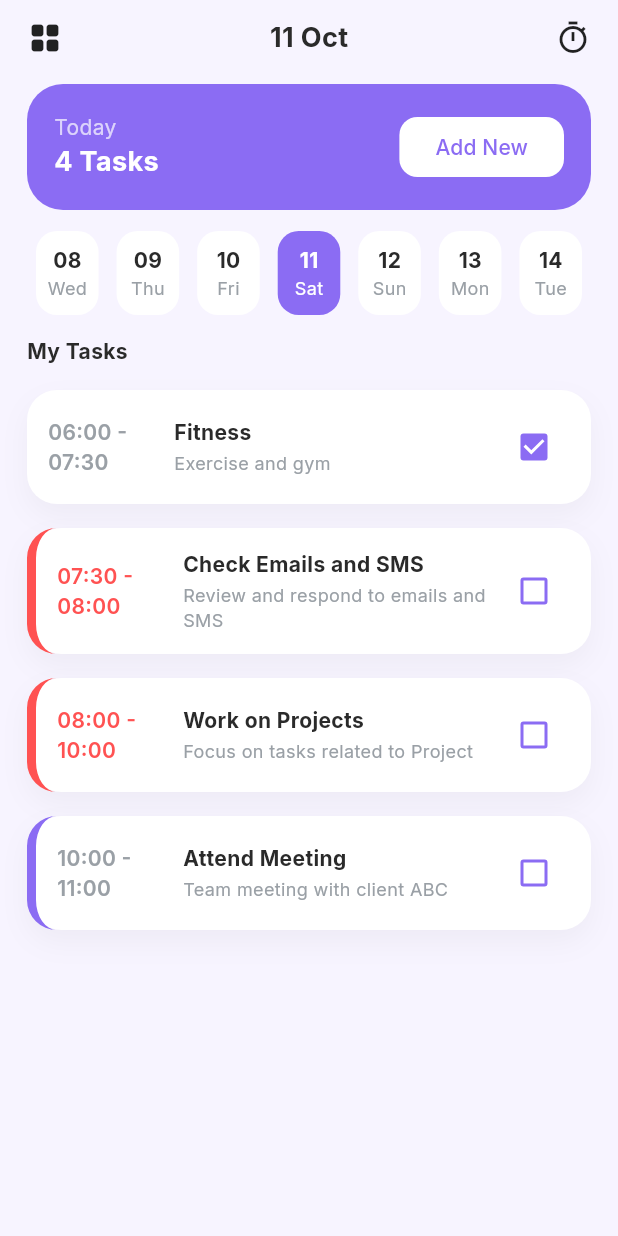
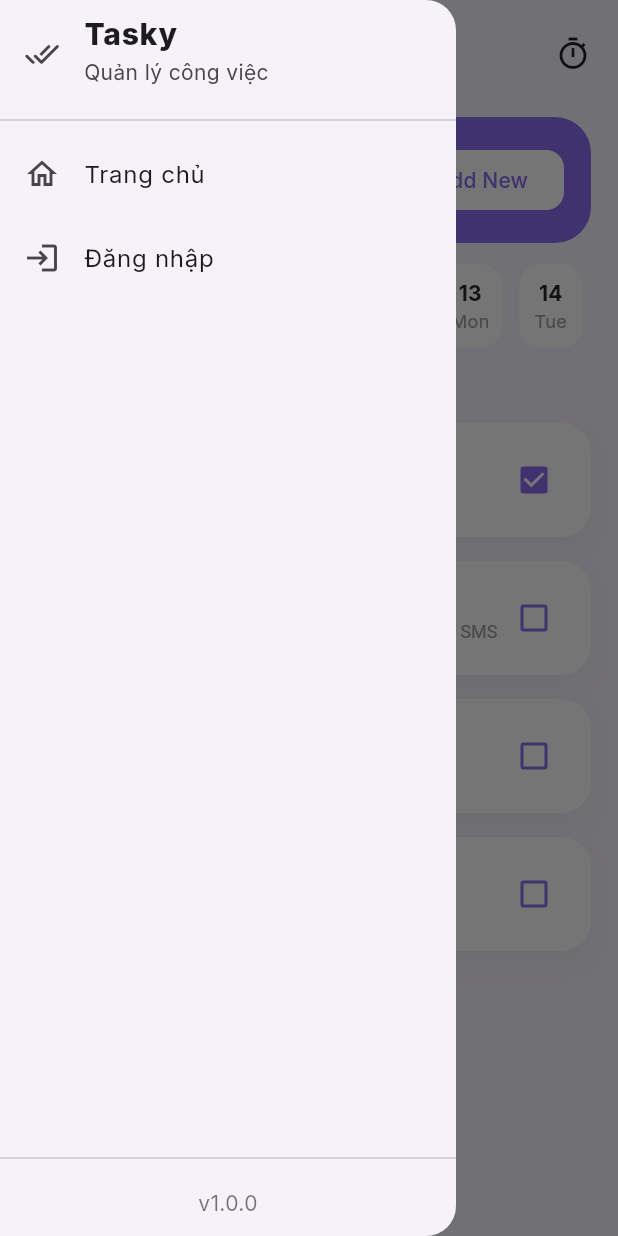
Before and after one commit to Vanmai247/note_flutter, a Flutter app: the screen it shows after launch, with the side drawer open (before the commit the screen has no drawer), on a phone screen of 412 x 824 dp. Run offline on Flutter 3.47's test engine with Material 3 defaults, Android fonts, the phone set to English and light mode, and no system bars; our stand-ins replace google_fonts, table_calendar.

Commit message:
them page dang nhap, dang ky, quen mk, them sidebar ben trai, sua loi tao task trong ngay

```diff
--- a/lib/main.dart
+++ b/lib/main.dart
@@ -3,6 +3,9 @@ import 'package:provider/provider.dart';
 import 'theme.dart';
 import 'providers/task_provider.dart';
 import 'screens/home_screen.dart';
+import 'screens/login_screen.dart';
+import 'screens/register_screen.dart';
+import 'screens/forgot_password_screen.dart';
 
 void main() {
   runApp(const TaskyApp());
@@ -19,7 +22,14 @@ class TaskyApp extends StatelessWidget {
         debugShowCheckedModeBanner: false,
         title: 'Tasky',
         theme: buildTheme(),
-        home: const HomeScreen(),
+        initialRoute: '/',
+        routes: {
+          '/': (_) => const HomeScreen(),
+          '/login': (_) => const LoginScreen(),
+          '/register': (_) => const RegisterScreen(),
+          '/forgot': (_) => const ForgotPasswordScreen(),
+        },
+        onUnknownRoute: (_) => MaterialPageRoute(builder: (_) => const HomeScreen()),
       ),
     );
   }
--- a/lib/providers/task_provider.dart
+++ b/lib/providers/task_provider.dart
@@ -5,12 +5,13 @@ import '../models/activity.dart';
 class TaskProvider extends ChangeNotifier {
   DateTime selectedDay = DateTime.now();
 
+  // Danh sách activity (taskCount ở đây chỉ là số mặc định – không dùng để hiển thị)
   final activities = <Activity>[
-    const Activity(id: 'idea',  name: 'Idea',  icon: Icons.lightbulb_outline, taskCount: 12),
-    const Activity(id: 'food',  name: 'Food',  icon: Icons.restaurant_outlined, taskCount: 9),
-    const Activity(id: 'work',  name: 'Work',  icon: Icons.assignment_outlined, taskCount: 14),
-    const Activity(id: 'sport', name: 'Sport', icon: Icons.fitness_center, taskCount: 5),
-    const Activity(id: 'music', name: 'Music', icon: Icons.music_note_outlined, taskCount: 4),
+    const Activity(id: 'idea',  name: 'Idea',  icon: Icons.lightbulb_outline, taskCount: 0),
+    const Activity(id: 'food',  name: 'Food',  icon: Icons.restaurant_outlined, taskCount: 0),
+    const Activity(id: 'work',  name: 'Work',  icon: Icons.assignment_outlined, taskCount: 0),
+    const Activity(id: 'sport', name: 'Sport', icon: Icons.fitness_center, taskCount: 0),
+    const Activity(id: 'music', name: 'Music', icon: Icons.music_note_outlined, taskCount: 0),
   ];
 
   final List<Task> _tasks = [
@@ -53,14 +54,34 @@ class TaskProvider extends ChangeNotifier {
     ),
   ];
 
-  // ----------- các hàm hiện có -----------
+  // ===================== QUERY HELPERS =====================
 
-  List<Task> tasksFor(DateTime day) => _tasks
-      .where((t) =>
+  // Tất cả task trong một ngày
+  List<Task> tasksFor(DateTime day) => _tasks.where((t) =>
   t.date.year == day.year &&
       t.date.month == day.month &&
-      t.date.day == day.day)
-      .toList();
+      t.date.day == day.day).toList();
+
+  // Tất cả task theo activity (mọi ngày)
+  List<Task> tasksForActivity(String activityId) =>
+      _tasks.where((t) => t.activityId == activityId).toList();
+
+  // Task theo activity trong một ngày cụ thể
+  List<Task> tasksForActivityOn(DateTime day, String activityId) =>
+      _tasks.where((t) =>
+      t.activityId == activityId &&
+          t.date.year == day.year &&
+          t.date.month == day.month &&
+          t.date.day == day.day).toList();
+
+  // Chỉ lấy số lượng (tiện hiển thị)
+  int countForActivity(String activityId) =>
+      _tasks.where((t) => t.activityId == activityId).length;
+
+  int countForActivityOn(DateTime day, String activityId) =>
+      tasksForActivityOn(day, activityId).length;
+
+  // ===================== STATE OPS =====================
 
   void toggleDone(String id) {
     final t = _tasks.firstWhere((e) => e.id == id);
@@ -78,13 +99,7 @@ class TaskProvider extends ChangeNotifier {
     notifyListeners();
   }
 
-  Activity byActivityId(String id) =>
-      activities.firstWhere((a) => a.id == id);
-
-  // ----------- thêm mới để Edit / Delete -----------
-
-  Task getById(String id) =>
-      _tasks.firstWhere((t) => t.id == id);
+  Task getById(String id) => _tasks.firstWhere((t) => t.id == id);
 
   void updateTask(Task updated) {
     final i = _tasks.indexWhere((t) => t.id == updated.id);
@@ -98,4 +113,7 @@ class TaskProvider extends ChangeNotifier {
     _tasks.removeWhere((t) => t.id == id);
     notifyListeners();
   }
+
+  Activity byActivityId(String id) =>
+      activities.firstWhere((a) => a.id == id);
 }
--- a/lib/screens/home_screen.dart
+++ b/lib/screens/home_screen.dart
@@ -5,6 +5,7 @@ import '../providers/task_provider.dart';
 import '../theme.dart';
 import '../widgets/task_tile.dart';
 import '../widgets/date_pills.dart';
+import '../widgets/app_drawer.dart';        // 👈 thêm
 import 'create_task_screen.dart';
 
 class HomeScreen extends StatelessWidget {
@@ -16,7 +17,9 @@ class HomeScreen extends StatelessWidget {
     final tasks = prov.tasksFor(prov.selectedDay);
 
     return Scaffold(
-      body: SafeArea(
+      drawer: const AppDrawer(),            // 👈 sidebar trái
+      body: Builder(                        // 👈 để gọi openDrawer()
+        builder: (ctx) => SafeArea(
           child: Padding(
             padding: const EdgeInsets.fromLTRB(18, 12, 18, 0),
             child: Column(
@@ -25,10 +28,15 @@ class HomeScreen extends StatelessWidget {
                 // Header
                 Row(
                   children: [
-                  const Icon(Icons.grid_view_rounded),
+                    IconButton(             // 👈 nút mở sidebar
+                      icon: const Icon(Icons.menu),
+                      onPressed: () => Scaffold.of(ctx).openDrawer(),
+                    ),
                     const Spacer(),
-                  Text(DateFormat('d MMM').format(prov.selectedDay),
-                      style: const TextStyle(fontWeight: FontWeight.w700, fontSize: 18)),
+                    Text(
+                      DateFormat('d MMM').format(prov.selectedDay),
+                      style: const TextStyle(fontWeight: FontWeight.w700, fontSize: 18),
+                    ),
                     const Spacer(),
                     const Icon(Icons.timer_outlined),
                   ],
@@ -49,10 +57,13 @@ class HomeScreen extends StatelessWidget {
                           crossAxisAlignment: CrossAxisAlignment.start,
                           children: [
                             const Text('Today', style: TextStyle(color: Colors.white70)),
-                            Text('${tasks.length} Tasks',
-                                style: const TextStyle(color: Colors.white, fontWeight: FontWeight.w700, fontSize: 18)),
+                            Text(
+                              '${tasks.length} Tasks',
+                              style: const TextStyle(color: Colors.white, fontWeight: FontWeight.w700, fontSize: 18),
+                            ),
                           ],
-                        )),
+                        ),
+                      ),
                       FilledButton.tonal(
                         style: FilledButton.styleFrom(
                           backgroundColor: Colors.white,
@@ -87,6 +98,7 @@ class HomeScreen extends StatelessWidget {
             ),
           ),
         ),
+      ),
     );
   }
 }
--- /dev/null
+++ b/lib/widgets/app_drawer.dart
@@ -0,0 +1,49 @@
+import 'package:flutter/material.dart';
+
+class AppDrawer extends StatelessWidget {
+  const AppDrawer({super.key});
+
+  @override
+  Widget build(BuildContext context) {
+    return Drawer(
+      shape: const RoundedRectangleBorder(
+        borderRadius: BorderRadius.only(topRight: Radius.circular(20), bottomRight: Radius.circular(20)),
+      ),
+      child: SafeArea(
+        child: Column(
+          crossAxisAlignment: CrossAxisAlignment.stretch,
+          children: [
+            const ListTile(
+              leading: Icon(Icons.done_all_rounded),
+              title: Text('Tasky', style: TextStyle(fontSize: 20, fontWeight: FontWeight.w800)),
+              subtitle: Text('Quản lý công việc'),
+            ),
+            const Divider(),
+            ListTile(
+              leading: const Icon(Icons.home_outlined),
+              title: const Text('Trang chủ'),
+              onTap: () {
+                Navigator.pop(context); // đóng drawer
+                Navigator.pushNamedAndRemoveUntil(context, '/', (_) => false);
+              },
+            ),
+            ListTile(
+              leading: const Icon(Icons.login),
+              title: const Text('Đăng nhập'),
+              onTap: () {
+                Navigator.pop(context);
+                Navigator.pushNamed(context, '/login');
+              },
+            ),
+            const Spacer(),
+            const Divider(),
+            const Padding(
+              padding: EdgeInsets.all(12),
+              child: Text('v1.0.0', textAlign: TextAlign.center, style: TextStyle(color: Colors.black54)),
+            ),
+          ],
+        ),
+      ),
+    );
+  }
+}
--- a/lib/widgets/task_tile.dart
+++ b/lib/widgets/task_tile.dart
@@ -16,13 +16,29 @@ class TaskTile extends StatelessWidget {
     final time =
         '${DateFormat.Hm().format(task.start)} - ${DateFormat.Hm().format(task.end)}';
 
-    // Trạng thái thời gian
+    // trạng thái
     final now = DateTime.now();
     final isOngoing = now.isAfter(task.start) && now.isBefore(task.end);
     final isOverdue = now.isAfter(task.end) && !task.done;
-
     final Color? accent =
     isOngoing ? AppColors.primary : (isOverdue ? Colors.redAccent : null);
+
+    // style khi đã hoàn thành
+    final bool done = task.done;
+    final titleStyle = TextStyle(
+      color: done ? AppColors.subtle : AppColors.text,
+      fontWeight: FontWeight.w700,
+      decoration: done ? TextDecoration.lineThrough : TextDecoration.none,
+      decorationThickness: 2,
+      decorationColor: AppColors.subtle,
+    );
+    final descStyle = TextStyle(
+      color: done ? AppColors.subtle.withOpacity(.9) : AppColors.subtle,
+      fontSize: 12,
+      decoration: done ? TextDecoration.lineThrough : TextDecoration.none,
+      decorationThickness: 1.5,
+      decorationColor: AppColors.subtle,
+    );
 
     Future<void> _confirmDelete() async {
       final ok = await showDialog<bool>(
@@ -31,12 +47,8 @@ class TaskTile extends StatelessWidget {
           title: const Text('Xoá task?'),
           content: const Text('Thao tác này không thể hoàn tác.'),
           actions: [
-            TextButton(
-                onPressed: () => Navigator.pop(context, false),
-                child: const Text('Huỷ')),
-            TextButton(
-                onPressed: () => Navigator.pop(context, true),
-                child: const Text('Xoá')),
+            TextButton(onPressed: () => Navigator.pop(context, false), child: const Text('Huỷ')),
+            TextButton(onPressed: () => Navigator.pop(context, true), child: const Text('Xoá')),
           ],
         ),
       );
@@ -50,15 +62,13 @@ class TaskTile extends StatelessWidget {
         onTap: () {
           Navigator.push(
             context,
-            MaterialPageRoute(
-              builder: (_) => EditTaskScreen(taskId: task.id),
-            ),
+            MaterialPageRoute(builder: (_) => EditTaskScreen(taskId: task.id)),
           );
         },
         onLongPress: _confirmDelete,
         child: Container(
           decoration: neoCard().copyWith(
-            color: AppColors.card, // bỏ highlight nền
+            color: AppColors.card,
             border: accent != null
                 ? Border(left: BorderSide(color: accent, width: 6))
                 : null,
@@ -74,6 +84,8 @@ class TaskTile extends StatelessWidget {
                   style: TextStyle(
                     color: isOverdue ? Colors.redAccent : AppColors.subtle,
                     fontWeight: FontWeight.w600,
+                    decoration: done ? TextDecoration.lineThrough : TextDecoration.none,
+                    decorationColor: AppColors.subtle,
                   ),
                 ),
               ),
@@ -82,20 +94,16 @@ class TaskTile extends StatelessWidget {
                 child: Column(
                   crossAxisAlignment: CrossAxisAlignment.start,
                   children: [
-                    Text(
-                      task.title,
-                      style: const TextStyle(
-                        color: AppColors.text,
-                        fontWeight: FontWeight.w700,
-                      ),
+                    AnimatedDefaultTextStyle(
+                      duration: const Duration(milliseconds: 150),
+                      style: titleStyle,
+                      child: Text(task.title),
                     ),
                     const SizedBox(height: 2),
-                    Text(
-                      task.description,
-                      style: const TextStyle(
-                        color: AppColors.subtle,
-                        fontSize: 12,
-                      ),
+                    AnimatedDefaultTextStyle(
+                      duration: const Duration(milliseconds: 150),
+                      style: descStyle,
+                      child: Text(task.description),
                     ),
                   ],
                 ),
--- a/pubspec.yaml
+++ b/pubspec.yaml
@@ -10,6 +10,7 @@ dependencies:
   provider: ^6.0.5
   table_calendar: ^3.1.2
   google_fonts: ^6.2.1
+  intl: ^0.19.0
 
 dev_dependencies:
   flutter_test:
```
Also changed, not shown: lib/screens/create_task_detail_screen.dart (+19 -14 lines), lib/screens/create_task_screen.dart (+25 -11 lines), lib/screens/forgot_password_screen.dart (added, +45 -0 lines), lib/screens/login_screen.dart (added, +136 -0 lines), lib/screens/register_screen.dart (added, +99 -0 lines), pubspec.lock. Lines whose indentation alone changed are shown as unchanged.
